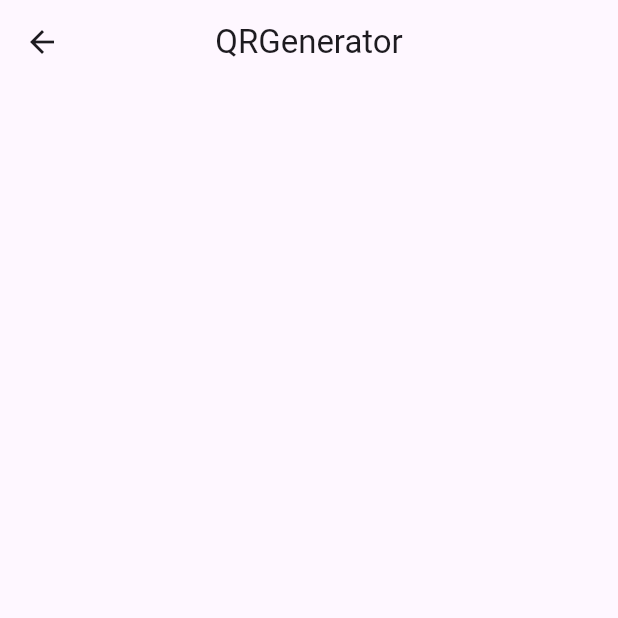
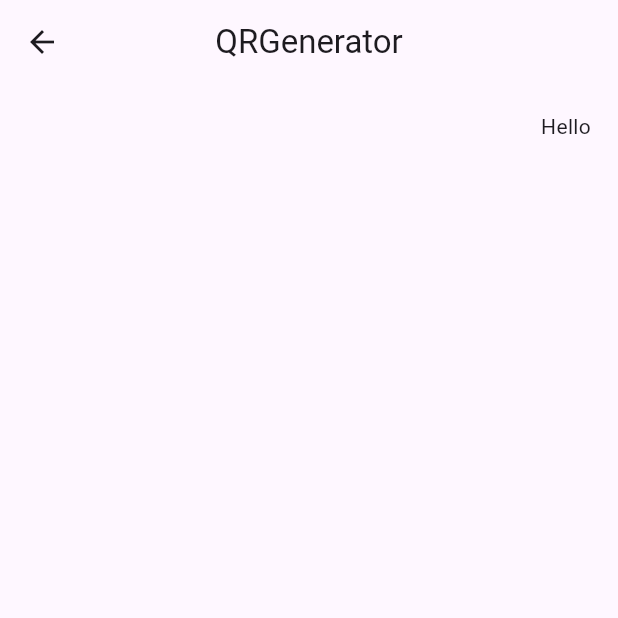
Before and after one commit to PubSec/QRScanner, a Flutter app: the GeneratorView screen opened directly, on a phone screen of 412 x 824 dp, the top half of it. Run offline on Flutter 3.47's test engine with Material 3 defaults, Android fonts, the phone set to English and light mode, and no system bars; our stand-ins replace pretty_qr_code; missing offline and left inert: qr_code_dart_scan.

Commit message:
preview add

```diff
--- a/lib/view/generatorview.dart
+++ b/lib/view/generatorview.dart
@@ -9,10 +9,10 @@ class GeneratorView extends StatefulWidget {
 }
 
 class _GeneratorViewState extends State<GeneratorView> {
+  final TextEditingController textEditingController = TextEditingController();
+  Widget qrPreviewWidget = const Text('Hello');
   @override
   Widget build(BuildContext context) {
-    final TextEditingController textEditingController = TextEditingController();
-    PrettyQrView? userPost;
     return Scaffold(
       appBar: AppBar(
         title: const Text('QRGenerator'),
@@ -26,7 +26,7 @@ class _GeneratorViewState extends State<GeneratorView> {
           children: [
             Expanded(
                 child: Container(
-              child: userPost,
+              child: qrPreviewWidget,
             )),
             TextField(
               autofocus: true,
@@ -38,8 +38,12 @@ class _GeneratorViewState extends State<GeneratorView> {
             ),
             MaterialButton(
               onPressed: () {
-                PrettyQrView.data(
+                qrPreviewWidget = PrettyQrView.data(
                     data: textEditingController.text, errorCorrectLevel: 3);
+                setState(() {
+                  qrPreviewWidget = PrettyQrView.data(
+                      data: textEditingController.text, errorCorrectLevel: 3);
+                });
               },
               child: const Text('Generate'),
             )
```
Also changed, not shown: pubspec.lock.
